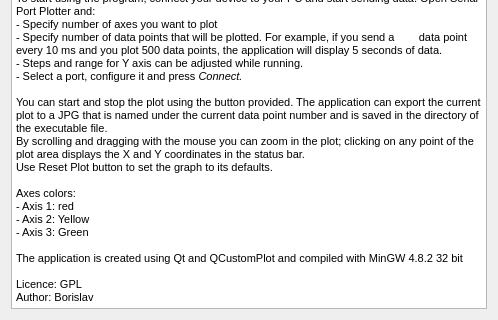
Old version of the form helpwindow.ui in the repository devlabnet/YASP; both pictures show x 0 to 498 and y 154 to 474 of the 498 by 474 pixel window.
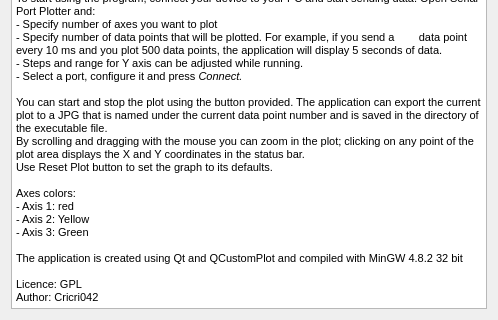
New version of the form.

Commit message: 08/03/2019 at 17:08:24  start doMenuPlotMeasureFreqAction test A  Icons/icons8-sonometer-48.png  M appresources.qrc  M helpwindow.cpp  M helpwindow.hpp  M helpwindow.ui  M main.cpp  M mainwindow.cpp  M mainwindow.hpp

```diff
--- a/helpwindow.ui
+++ b/helpwindow.ui
@@ -57,7 +57,7 @@
       <string>&lt;!DOCTYPE HTML PUBLIC &quot;-//W3C//DTD HTML 4.0//EN&quot; &quot;http://www.w3.org/TR/REC-html40/strict.dtd&quot;&gt;
 &lt;html&gt;&lt;head&gt;&lt;meta name=&quot;qrichtext&quot; content=&quot;1&quot; /&gt;&lt;style type=&quot;text/css&quot;&gt;
 p, li { white-space: pre-wrap; }
-&lt;/style&gt;&lt;/head&gt;&lt;body style=&quot; font-family:'MS Shell Dlg 2'; font-size:8.25pt; font-weight:400; font-style:normal;&quot;&gt;
+&lt;/style&gt;&lt;/head&gt;&lt;body style=&quot; font-family:'MS Shell Dlg 2'; font-size:8.14286pt; font-weight:400; font-style:normal;&quot;&gt;
 &lt;p style=&quot; margin-top:0px; margin-bottom:0px; margin-left:0px; margin-right:0px; -qt-block-indent:0; text-indent:0px;&quot;&gt;&lt;span style=&quot; font-size:8pt;&quot;&gt;This program plots up to three axes of integer data collected from serial port. The data sent from the remote device needs to be in a certain format: every line must begin with '$' and end with ';'. The values must be space separated.&lt;/span&gt;&lt;/p&gt;
 &lt;p style=&quot; margin-top:0px; margin-bottom:0px; margin-left:0px; margin-right:0px; -qt-block-indent:0; text-indent:0px;&quot;&gt;&lt;span style=&quot; font-size:8pt;&quot;&gt;Example of sending data from mbed to this application:&lt;/span&gt;&lt;/p&gt;
 &lt;p style=&quot;-qt-paragraph-type:empty; margin-top:0px; margin-bottom:0px; margin-left:0px; margin-right:0px; -qt-block-indent:0; text-indent:0px; font-size:8pt;&quot;&gt;&lt;br /&gt;&lt;/p&gt;
@@ -82,7 +82,7 @@
 &lt;p style=&quot; margin-top:0px; margin-bottom:0px; margin-left:0px; margin-right:0px; -qt-block-indent:0; text-indent:0px;&quot;&gt;&lt;span style=&quot; font-size:8pt;&quot;&gt;The application is created using Qt and QCustomPlot and compiled with MinGW 4.8.2 32 bit&lt;/span&gt;&lt;/p&gt;
 &lt;p style=&quot;-qt-paragraph-type:empty; margin-top:0px; margin-bottom:0px; margin-left:0px; margin-right:0px; -qt-block-indent:0; text-indent:0px; font-size:8pt;&quot;&gt;&lt;br /&gt;&lt;/p&gt;
 &lt;p style=&quot; margin-top:0px; margin-bottom:0px; margin-left:0px; margin-right:0px; -qt-block-indent:0; text-indent:0px;&quot;&gt;&lt;span style=&quot; font-size:8pt;&quot;&gt;Licence: GPL&lt;/span&gt;&lt;/p&gt;
-&lt;p style=&quot; margin-top:0px; margin-bottom:0px; margin-left:0px; margin-right:0px; -qt-block-indent:0; text-indent:0px;&quot;&gt;&lt;span style=&quot; font-size:8pt;&quot;&gt;Author: Borislav&lt;/span&gt;&lt;/p&gt;&lt;/body&gt;&lt;/html&gt;</string>
+&lt;p style=&quot; margin-top:0px; margin-bottom:0px; margin-left:0px; margin-right:0px; -qt-block-indent:0; text-indent:0px;&quot;&gt;&lt;span style=&quot; font-size:8pt;&quot;&gt;Author: Cricri042&lt;/span&gt;&lt;/p&gt;&lt;/body&gt;&lt;/html&gt;</string>
      </property>
     </widget>
    </item>
```
The commit also changes 7 other files.
